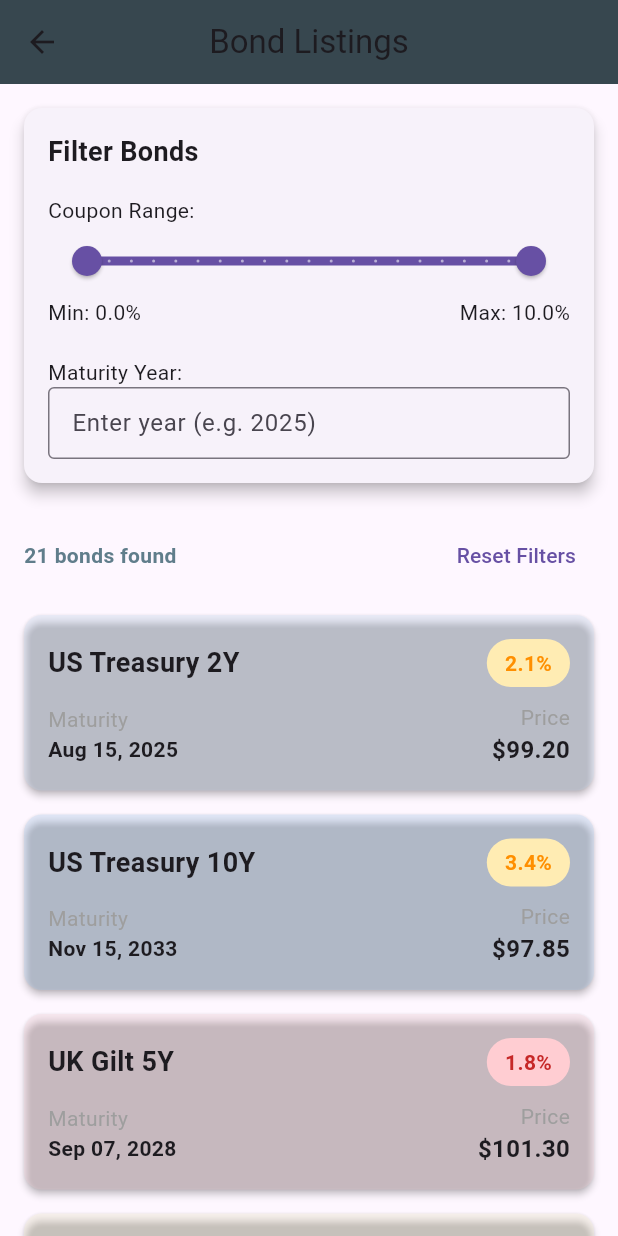
After one commit to yordmela/stocet-exercise, a Flutter app: the BondListPage screen opened by its route, on a phone screen of 412 x 824 dp. The commit adds this screen. Run offline on Flutter 3.47's test engine with Material 3 defaults, Android fonts, the phone set to English and light mode, and no system bars.

Commit message:
tas 2 fixed income

```diff
--- a/lib/main.dart
+++ b/lib/main.dart
@@ -1,5 +1,6 @@
 import 'package:flutter/material.dart';
 import 'screens/stock_list_page.dart';
+import 'screens/bond_list_page.dart'; // Import your Bond List Page
 
 void main() {
   runApp(const MyApp());
@@ -7,12 +8,18 @@
 
 class MyApp extends StatelessWidget {
   const MyApp({super.key});
+
   @override
   Widget build(BuildContext context) {
     return MaterialApp(
-      title: 'Stocet App',
+      title: 'Stock and Bond App',
       theme: ThemeData(primarySwatch: Colors.blue),
-      home: const StockListPage(),
+      // Remove home property
+      initialRoute: '/',  // Set your desired default route
+      routes: {
+        '/': (context) => const StockListPage(),
+        '/bonds': (context) => const BondListPage(),
+      },
       debugShowCheckedModeBanner: false,
     );
   }
--- /dev/null
+++ b/lib/models/bond.dart
@@ -0,0 +1,15 @@
+// lib/data/bonds.dart
+class Bond {
+  final String name;
+  final double coupon;
+  final DateTime maturity;
+  final double price;
+
+  Bond({required this.name, required this.coupon, required this.maturity, required this.price});
+}
+
+List<Bond> bondData = [
+  Bond(name: "Bond A", coupon: 5.0, maturity: DateTime(2025, 12, 31), price: 1000),
+  Bond(name: "Bond B", coupon: 3.5, maturity: DateTime(2027, 6, 30), price: 950),
+  // Add more bonds as needed
+];
--- /dev/null
+++ b/lib/screens/bond_list_page.dart
@@ -0,0 +1,417 @@
+// bond_list_page.dart
+import 'package:flutter/material.dart';
+import 'package:intl/intl.dart';
+
+class Bond {
+  final String name;
+  final double coupon;
+  final DateTime maturity;
+  final double price;
+  final Color color;
+
+  Bond({
+    required this.name,
+    required this.coupon,
+    required this.maturity,
+    required this.price,
+    required this.color,
+  });
+}
+
+class BondListPage extends StatefulWidget {
+  const BondListPage({super.key});
+
+  @override
+  State<BondListPage> createState() => _BondListPageState();
+}
+
+class _BondListPageState extends State<BondListPage> {
+  // Mock bond data
+ final List<Bond> allBonds = [
+  // Government Bonds
+  Bond(
+    name: "US Treasury 2Y",
+    coupon: 2.1,
+    maturity: DateTime(2025, 8, 15),
+    price: 99.20,
+    color: Colors.blue.shade100,
+  ),
+  Bond(
+    name: "US Treasury 10Y",
+    coupon: 3.4,
+    maturity: DateTime(2033, 11, 15),
+    price: 97.85,
+    color: Colors.blue.shade200,
+  ),
+  Bond(
+    name: "UK Gilt 5Y",
+    coupon: 1.8,
+    maturity: DateTime(2028, 9, 7),
+    price: 101.30,
+    color: Colors.red.shade100,
+  ),
+  Bond(
+    name: "German Bund 7Y",
+    coupon: 0.9,
+    maturity: DateTime(2030, 4, 22),
+    price: 102.10,
+    color: Colors.yellow.shade100,
+  ),
+
+  // Corporate Bonds
+  Bond(
+    name: "Apple Inc. AAA",
+    coupon: 3.2,
+    maturity: DateTime(2029, 5, 1),
+    price: 104.25,
+    color: Colors.grey.shade200,
+  ),
+  Bond(
+    name: "Microsoft Corp",
+    coupon: 2.9,
+    maturity: DateTime(2031, 2, 15),
+    price: 103.75,
+    color: Colors.blueGrey.shade200,
+  ),
+  Bond(
+    name: "Amazon 4.05% 2035",
+    coupon: 4.05,
+    maturity: DateTime(2035, 6, 3),
+    price: 98.60,
+    color: Colors.orange.shade100,
+  ),
+  Bond(
+    name: "Tesla Convertible",
+    coupon: 0.25,
+    maturity: DateTime(2027, 3, 15),
+    price: 112.40,
+    color: Colors.red.shade300,
+  ),
+
+  // Municipal Bonds
+  Bond(
+    name: "NYC Muni Bond",
+    coupon: 2.3,
+    maturity: DateTime(2026, 4, 1),
+    price: 100.50,
+    color: Colors.blue.shade300,
+  ),
+  Bond(
+    name: "California GO Bond",
+    coupon: 2.7,
+    maturity: DateTime(2034, 11, 1),
+    price: 99.90,
+    color: Colors.green.shade300,
+  ),
+
+  // High Yield/Junk Bonds
+  Bond(
+    name: "Ford Motor Co",
+    coupon: 5.6,
+    maturity: DateTime(2030, 8, 1),
+    price: 92.75,
+    color: Colors.blue.shade400,
+  ),
+  Bond(
+    name: "Delta Airlines",
+    coupon: 4.8,
+    maturity: DateTime(2029, 7, 15),
+    price: 89.25,
+    color: Colors.red.shade400,
+  ),
+
+  // Special Types
+  Bond(
+    name: "Perpetual Bond",
+    coupon: 4.25,
+    maturity: DateTime(2100, 1, 1),
+    price: 105.00,
+    color: Colors.purple.shade300,
+  ),
+  Bond(
+    name: "Inflation-Linked TIPS",
+    coupon: 0.3,
+    maturity: DateTime(2042, 1, 15),
+    price: 101.80,
+    color: Colors.teal.shade300,
+  ),
+  Bond(
+    name: "Catastrophe Bond",
+    coupon: 8.2,
+    maturity: DateTime(2027, 12, 31),
+    price: 97.40,
+    color: Colors.orange.shade400,
+  ),
+
+  // Emerging Markets
+  Bond(
+    name: "Brazil Gov 10Y",
+    coupon: 6.7,
+    maturity: DateTime(2032, 4, 15),
+    price: 94.20,
+    color: Colors.green.shade400,
+  ),
+  Bond(
+    name: "India Infra Bond",
+    coupon: 5.4,
+    maturity: DateTime(2035, 3, 10),
+    price: 96.80,
+    color: Colors.orange.shade300,
+  ),
+
+  // Financial Sector
+  Bond(
+    name: "JPMorgan Subordinated",
+    coupon: 4.35,
+    maturity: DateTime(2033, 9, 20),
+    price: 100.25,
+    color: Colors.blue.shade500,
+  ),
+  Bond(
+    name: "Goldman Sachs AT1",
+    coupon: 5.1,
+    maturity: DateTime(2040, 7, 1),
+    price: 98.90,
+    color: Colors.purple.shade200,
+  ),
+
+  // Green Bonds
+  Bond(
+    name: "EU Green Bond",
+    coupon: 1.2,
+    maturity: DateTime(2035, 5, 15),
+    price: 102.60,
+    color: Colors.green.shade500,
+  ),
+  Bond(
+    name: "Solar Energy Project",
+    coupon: 3.8,
+    maturity: DateTime(2032, 12, 31),
+    price: 99.40,
+    color: Colors.yellow.shade600,
+  ),
+];
+  // Filter variables
+  double minCoupon = 0.0;
+  double maxCoupon = 10.0;
+  String maturityYear = "";
+
+  // Get filtered bonds
+  List<Bond> get filteredBonds {
+    return allBonds.where((bond) {
+      final couponMatch = bond.coupon >= minCoupon && bond.coupon <= maxCoupon;
+      final yearMatch = maturityYear.isEmpty ||
+          DateFormat('y').format(bond.maturity) == maturityYear;
+      return couponMatch && yearMatch;
+    }).toList();
+  }
+
+  @override
+  Widget build(BuildContext context) {
+    return Scaffold(
+      appBar: AppBar(
+        title: const Text('Bond Listings'),
+        centerTitle: true,
+        backgroundColor: Colors.blueGrey[800],
+      ),
+      body: Column(
+        children: [
+          // Filter Section
+          _buildFilterCard(),
+
+          // Results count
+          Padding(
+            padding: const EdgeInsets.symmetric(horizontal: 16, vertical: 8),
+            child: Row(
+              mainAxisAlignment: MainAxisAlignment.spaceBetween,
+              children: [
+                Text(
+                  '${filteredBonds.length} bonds found',
+                  style: const TextStyle(
+                    fontWeight: FontWeight.bold,
+                    color: Colors.blueGrey,
+                  ),
+                ),
+                TextButton(
+                  onPressed: () {
+                    setState(() {
+                      minCoupon = 0.0;
+                      maxCoupon = 10.0;
+                      maturityYear = "";
+                    });
+                  },
+                  child: const Text('Reset Filters'),
+                ),
+              ],
+            ),
+          ),
+
+          // Bond List
+          Expanded(
+            child: ListView.builder(
+              itemCount: filteredBonds.length,
+              itemBuilder: (context, index) {
+                final bond = filteredBonds[index];
+                return _buildBondCard(bond);
+              },
+            ),
+          ),
+        ],
+      ),
+    );
+  }
+
+  Widget _buildFilterCard() {
+    return Card(
+      margin: const EdgeInsets.all(16),
+      elevation: 4,
+      child: Padding(
+        padding: const EdgeInsets.all(16.0),
+        child: Column(
+          crossAxisAlignment: CrossAxisAlignment.start,
+          children: [
+            const Text(
+              'Filter Bonds',
+              style: TextStyle(fontSize: 18, fontWeight: FontWeight.bold),
+            ),
+            const SizedBox(height: 16),
+
+            // Coupon Range Slider
+            const Text('Coupon Range:'),
+            RangeSlider(
+              values: RangeValues(minCoupon, maxCoupon),
+              min: 0,
+              max: 10,
+              divisions: 20,
+              labels: RangeLabels(
+                '${minCoupon.toStringAsFixed(1)}%',
+                '${maxCoupon.toStringAsFixed(1)}%',
+              ),
+              onChanged: (values) {
+                setState(() {
+                  minCoupon = values.start;
+                  maxCoupon = values.end;
+                });
+              },
+            ),
+            Row(
+              mainAxisAlignment: MainAxisAlignment.spaceBetween,
+              children: [
+                Text('Min: ${minCoupon.toStringAsFixed(1)}%'),
+                Text('Max: ${maxCoupon.toStringAsFixed(1)}%'),
+              ],
+            ),
+
+            const SizedBox(height: 20),
+
+            // Maturity Year Filter
+            const Text('Maturity Year:'),
+            TextField(
+              decoration: const InputDecoration(
+                hintText: 'Enter year (e.g. 2025)',
+                border: OutlineInputBorder(),
+                contentPadding: EdgeInsets.symmetric(horizontal: 12),
+              ),
+              keyboardType: TextInputType.number,
+              onChanged: (value) {
+                setState(() {
+                  maturityYear = value;
+                });
+              },
+            ),
+          ],
+        ),
+      ),
+    );
+  }
+
+  Widget _buildBondCard(Bond bond) {
+    return Card(
+      margin: const EdgeInsets.symmetric(horizontal: 16, vertical: 8),
+      elevation: 2,
+      color: bond.color.withOpacity(0.2),
+      child: Padding(
+        padding: const EdgeInsets.all(16.0),
+        child: Column(
+          crossAxisAlignment: CrossAxisAlignment.start,
+          children: [
+            Row(
+              mainAxisAlignment: MainAxisAlignment.spaceBetween,
+              children: [
+                Expanded(
+                  child: Text(
+                    bond.name,
+                    style: const TextStyle(
+                      fontSize: 18,
+                      fontWeight: FontWeight.bold,
+                    ),
+                  ),
+                ),
+                Container(
+                  padding: const EdgeInsets.symmetric(
+                    horizontal: 12,
+                    vertical: 6,
+                  ),
+                  decoration: BoxDecoration(
+                    color: bond.coupon > 4
+                        ? Colors.green.shade100
+                        : bond.coupon > 2
+                            ? Colors.amber.shade100
+                            : Colors.red.shade100,
+                    borderRadius: BorderRadius.circular(20),
+                  ),
+                  child: Text(
+                    '${bond.coupon.toStringAsFixed(1)}%',
+                    style: TextStyle(
+                      color: bond.coupon > 4
+                          ? Colors.green.shade800
+                          : bond.coupon > 2
+                              ? Colors.amber.shade800
+                              : Colors.red.shade800,
+                      fontWeight: FontWeight.bold,
+                    ),
+                  ),
+                ),
+              ],
+            ),
+            const SizedBox(height: 10),
+            Row(
+              mainAxisAlignment: MainAxisAlignment.spaceBetween,
+              children: [
+                Column(
+                  crossAxisAlignment: CrossAxisAlignment.start,
+                  children: [
+                    const Text(
+                      'Maturity',
+                      style: TextStyle(color: Colors.grey),
+                    ),
+                    Text(
+                      DateFormat('MMM dd, yyyy').format(bond.maturity),
+                      style: const TextStyle(fontWeight: FontWeight.bold),
+                    ),
+                  ],
+                ),
+                Column(
+                  crossAxisAlignment: CrossAxisAlignment.end,
+                  children: [
+                    const Text(
+                      'Price',
+                      style: TextStyle(color: Colors.grey),
+                    ),
+                    Text(
+                      '\$${bond.price.toStringAsFixed(2)}',
+                      style: const TextStyle(
+                        fontWeight: FontWeight.bold,
+                        fontSize: 16,
+                      ),
+                    ),
+                  ],
+                ),
+              ],
+            ),
+          ],
+        ),
+      ),
+    );
+  }
+}
--- /dev/null
+++ b/lib/widgets/bond_card.dart
@@ -0,0 +1,28 @@
+// lib/widgets/bond_card.dart
+import 'package:flutter/material.dart';
+import 'package:stocet/models/bond.dart';
+
+class BondCard extends StatelessWidget {
+  final Bond bond;
+
+  BondCard({required this.bond});
+
+  @override
+  Widget build(BuildContext context) {
+    return Card(
+      margin: EdgeInsets.all(8.0),
+      child: Padding(
+        padding: const EdgeInsets.all(16.0),
+        child: Column(
+          crossAxisAlignment: CrossAxisAlignment.start,
+          children: [
+            Text('Name: ${bond.name}', style: TextStyle(fontSize: 18, fontWeight: FontWeight.bold)),
+            Text('Coupon: ${bond.coupon}%', style: TextStyle(fontSize: 16)),
+            Text('Maturity: ${bond.maturity.toLocal().toString().split(' ')[0]}', style: TextStyle(fontSize: 16)),
+            Text('Price: \$${bond.price}', style: TextStyle(fontSize: 16)),
+          ],
+        ),
+      ),
+    );
+  }
+}
--- /dev/null
+++ b/lib/widgets/bond_list.dart
@@ -0,0 +1,20 @@
+// lib/widgets/bond_list.dart
+import 'package:flutter/material.dart';
+import 'package:stocet/models/bond.dart';
+import 'package:stocet/widgets/bond_card.dart';
+
+class BondList extends StatelessWidget {
+  final List<Bond> bonds;
+
+  BondList({required this.bonds});
+
+  @override
+  Widget build(BuildContext context) {
+    return ListView.builder(
+      itemCount: bonds.length,
+      itemBuilder: (context, index) {
+        return BondCard(bond: bonds[index]);
+      },
+    );
+  }
+}
--- /dev/null
+++ b/lib/widgets/filter.dart
@@ -0,0 +1,50 @@
+// lib/widgets/filter.dart
+import 'package:flutter/material.dart';
+
+class Filter extends StatelessWidget {
+  final double minCoupon;
+  final double maxCoupon;
+  final int maturityYear;
+  final Function(double, double, int) onFilterChanged;
+
+  Filter({
+    required this.minCoupon,
+    required this.maxCoupon,
+    required this.maturityYear,
+    required this.onFilterChanged,
+  });
+
+  @override
+  Widget build(BuildContext context) {
+    return Column(
+      children: [
+        Text('Coupon Range: $minCoupon - $maxCoupon'),
+        RangeSlider(
+          min: 0,
+          max: 10,
+          divisions: 100,
+          values: RangeValues(minCoupon, maxCoupon),
+          onChanged: (values) {
+            onFilterChanged(values.start, values.end, maturityYear);
+          },
+        ),
+        Text('Maturity Year: $maturityYear'),
+        DropdownButton<int>(
+          value: maturityYear,
+          items: List.generate(10, (index) {
+            int year = DateTime.now().year + index;
+            return DropdownMenuItem<int>(
+              value: year,
+              child: Text(year.toString()),
+            );
+          }),
+          onChanged: (value) {
+            if (value != null) {
+              onFilterChanged(minCoupon, maxCoupon, value);
+            }
+          },
+        ),
+      ],
+    );
+  }
+}
--- a/pubspec.yaml
+++ b/pubspec.yaml
@@ -34,6 +34,7 @@
   # The following adds the Cupertino Icons font to your application.
   # Use with the CupertinoIcons class for iOS style icons.
   cupertino_icons: ^1.0.8
+  intl: ^0.20.2
 
 dev_dependencies:
   flutter_test:
```
Also changed, not shown: pubspec.lock.
